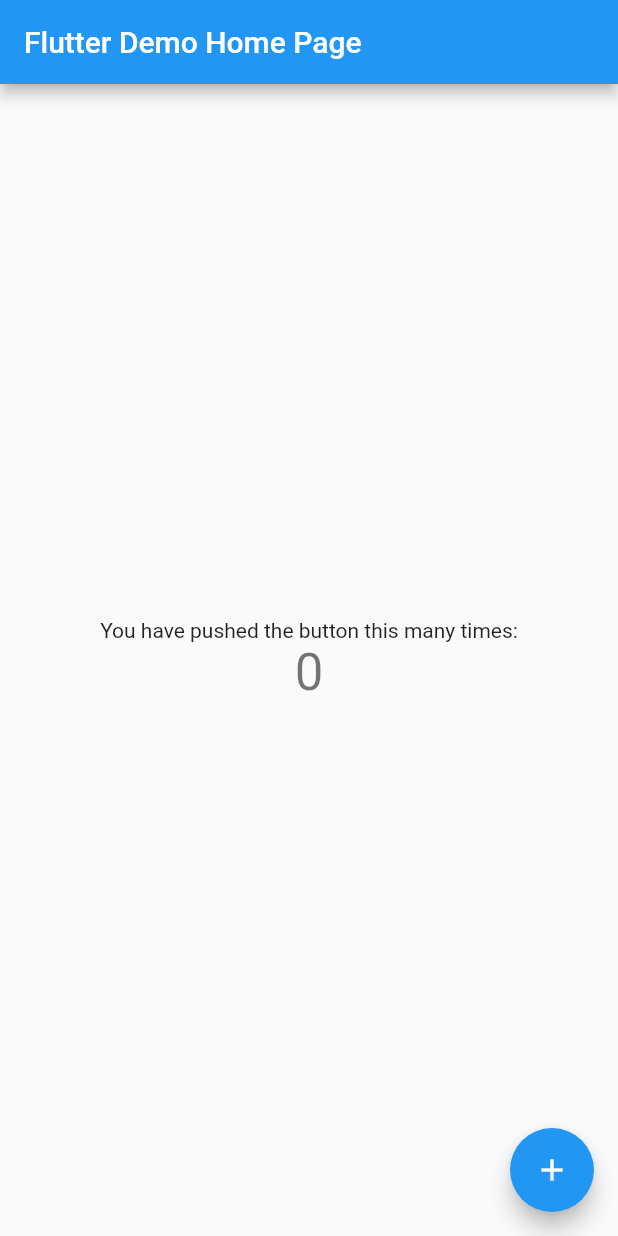
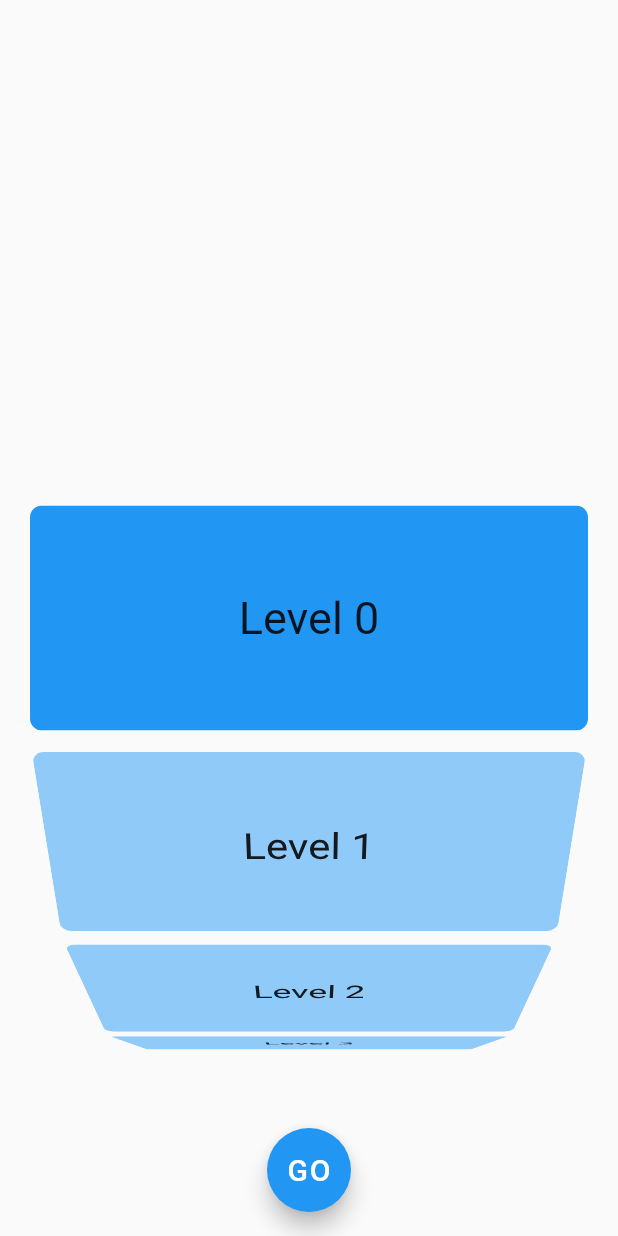
Before and after one commit to danihp6/flutter_github, a Flutter app: the screen it shows after launch, on a phone screen of 412 x 824 dp. Run offline on Flutter 3.47's test engine with Material 2 defaults, Android fonts, the phone set to English and light mode, and no system bars; our stand-ins replace cloud_firestore, firebase_auth, firebase_messaging; accounts and stored records are empty.

Commit message:
Creado menu de rueda ideal para eleccion de mundo

```diff
--- a/list_wheel_scroll_view_test/lib/main.dart
+++ b/list_wheel_scroll_view_test/lib/main.dart
@@ -1,111 +1,65 @@
 import 'package:flutter/material.dart';
+import 'package:list_wheel_scroll_view_test/wheel_element.dart';
+import 'package:list_wheel_scroll_view_test/world_page.dart';
 
 void main() => runApp(MyApp());
 
 class MyApp extends StatelessWidget {
-  // This widget is the root of your application.
   @override
   Widget build(BuildContext context) {
     return MaterialApp(
+      debugShowCheckedModeBanner: false,
       title: 'Flutter Demo',
       theme: ThemeData(
-        // This is the theme of your application.
-        //
-        // Try running your application with "flutter run". You'll see the
-        // application has a blue toolbar. Then, without quitting the app, try
-        // changing the primarySwatch below to Colors.green and then invoke
-        // "hot reload" (press "r" in the console where you ran "flutter run",
-        // or simply save your changes to "hot reload" in a Flutter IDE).
-        // Notice that the counter didn't reset back to zero; the application
-        // is not restarted.
         primarySwatch: Colors.blue,
       ),
-      home: MyHomePage(title: 'Flutter Demo Home Page'),
+      initialRoute: '/',
+      routes: {'/': (_) => MyHomePage(), '/world': (_) => WorldPage()},
     );
   }
 }
 
 class MyHomePage extends StatefulWidget {
-  MyHomePage({Key key, this.title}) : super(key: key);
-
-  // This widget is the home page of your application. It is stateful, meaning
-  // that it has a State object (defined below) that contains fields that affect
-  // how it looks.
-
-  // This class is the configuration for the state. It holds the values (in this
-  // case the title) provided by the parent (in this case the App widget) and
-  // used by the build method of the State. Fields in a Widget subclass are
-  // always marked "final".
-
-  final String title;
-
   @override
   _MyHomePageState createState() => _MyHomePageState();
 }
 
 class _MyHomePageState extends State<MyHomePage> {
-  int _counter = 0;
-
-  void _incrementCounter() {
-    setState(() {
-      // This call to setState tells the Flutter framework that something has
-      // changed in this State, which causes it to rerun the build method below
-      // so that the display can reflect the updated values. If we changed
-      // _counter without calling setState(), then the build method would not be
-      // called again, and so nothing would appear to happen.
-      _counter++;
-    });
-  }
+  Color selectedColor = Colors.blue;
+  int selectedWorld = 0;
+  List<Color> colors = [Colors.blue,Colors.blue[200],Colors.blue[200],Colors.blue[200],Colors.blue[200],Colors.blue[200],Colors.blue[200],Colors.blue[200],Colors.blue[200],Colors.blue[200]];
 
   @override
   Widget build(BuildContext context) {
-    // This method is rerun every time setState is called, for instance as done
-    // by the _incrementCounter method above.
-    //
-    // The Flutter framework has been optimized to make rerunning build methods
-    // fast, so that you can just rebuild anything that needs updating rather
-    // than having to individually change instances of widgets.
     return Scaffold(
-      appBar: AppBar(
-        // Here we take the value from the MyHomePage object that was created by
-        // the App.build method, and use it to set our appbar title.
-        title: Text(widget.title),
-      ),
-      body: Center(
-        // Center is a layout widget. It takes a single child and positions it
-        // in the middle of the parent.
-        child: Column(
-          // Column is also a layout widget. It takes a list of children and
-          // arranges them vertically. By default, it sizes itself to fit its
-          // children horizontally, and tries to be as tall as its parent.
-          //
-          // Invoke "debug painting" (press "p" in the console, choose the
-          // "Toggle Debug Paint" action from the Flutter Inspector in Android
-          // Studio, or the "Toggle Debug Paint" command in Visual Studio Code)
-          // to see the wireframe for each widget.
-          //
-          // Column has various properties to control how it sizes itself and
-          // how it positions its children. Here we use mainAxisAlignment to
-          // center the children vertically; the main axis here is the vertical
-          // axis because Columns are vertical (the cross axis would be
-          // horizontal).
-          mainAxisAlignment: MainAxisAlignment.center,
-          children: <Widget>[
-            Text(
-              'You have pushed the button this many times:',
-            ),
-            Text(
-              '$_counter',
-              style: Theme.of(context).textTheme.headline4,
-            ),
-          ],
+
+      body: Padding(
+        padding: const EdgeInsets.only(left: 20, right: 20,),
+        child: ListWheelScrollView(
+          children: List<Widget>.generate(10, (index) => WheelElement(colors[index], index)),
+          itemExtent: 150,
+          diameterRatio: 1.5,
+          physics: FixedExtentScrollPhysics(),
+          onSelectedItemChanged: (index) {
+            setState(() {
+              selectedWorld=index;
+              if(index==0)colors[1]=Colors.blue[200];
+              else if(index==colors.length-1)colors[colors.length-2]=Colors.blue[200];
+              else {
+                colors[index-1]=Colors.blue[200];
+                colors[index+1]=Colors.blue[200];
+              }
+              colors[index]=selectedColor;
+            });
+
+          },
         ),
       ),
       floatingActionButton: FloatingActionButton(
-        onPressed: _incrementCounter,
-        tooltip: 'Increment',
-        child: Icon(Icons.add),
-      ), // This trailing comma makes auto-formatting nicer for build methods.
+        child: Text('GO',style: TextStyle(fontSize: 20)),
+         onPressed: () =>Navigator.of(context).pushNamed('/world',arguments:selectedWorld),
+      ),
+      floatingActionButtonLocation: FloatingActionButtonLocation.centerFloat,
     );
   }
 }
--- /dev/null
+++ b/list_wheel_scroll_view_test/lib/wheel_element.dart
@@ -0,0 +1,18 @@
+import 'package:flutter/material.dart';
+
+class WheelElement extends StatelessWidget {
+  WheelElement(this.color,this.world);
+  Color color;
+  int world;
+
+  @override
+  Widget build(BuildContext context) {
+    return ClipRRect(
+        borderRadius: BorderRadius.circular(8),
+      child: Container(
+        color: color,
+        child: Center(child: Text('Level $world',style: TextStyle(fontSize: 30),)),
+        ),
+      );
+  }
+}
--- /dev/null
+++ b/list_wheel_scroll_view_test/lib/world_page.dart
@@ -0,0 +1,12 @@
+import 'package:flutter/material.dart';
+
+class WorldPage extends StatelessWidget {
+
+  @override
+  Widget build(BuildContext context) {
+    final int world = ModalRoute.of(context).settings.arguments;
+    return Scaffold(
+          appBar: AppBar(title:Text('WORLD ${world.toString()}')),
+    );
+  }
+}
--- a/list_wheel_scroll_view_test/pubspec.yaml
+++ b/list_wheel_scroll_view_test/pubspec.yaml
@@ -42,7 +42,7 @@
 
   # To add assets to your application, add an assets section, like this:
   # assets:
-  #   - images/a_dot_burr.jpeg
+  #   - assets/
   #   - images/a_dot_ham.jpeg
 
   # An image asset can refer to one or more resolution-specific "variants", see
```
